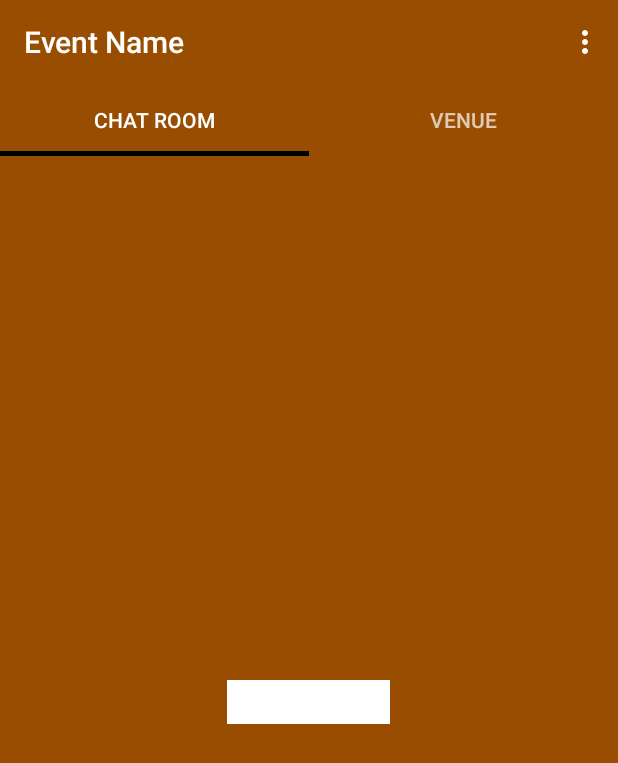
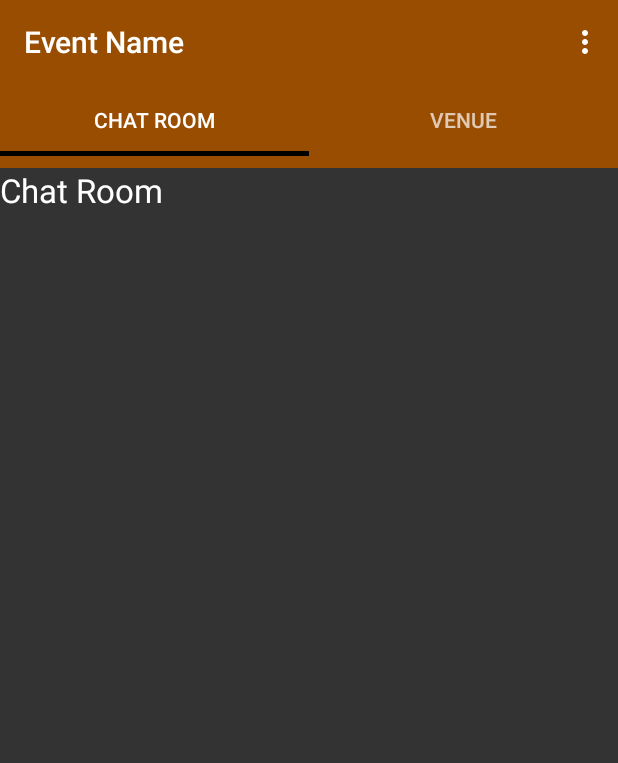
Before and after one commit to rahul-soshte/Cool, an Android app: the ChatTab1 screen opened directly, with no data from a screen before it, on a phone screen of 412 x 824 dp. Shown: the top 763 px of the screen. Run offline under Robolectric (Android 15) with nearby library versions, the phone set to English and light mode, and no system bars.

```diff
--- a/app/src/main/java/com/example/hunter/planstart/Events/EventActivityClass/ChatTab1.java
+++ b/app/src/main/java/com/example/hunter/planstart/Events/EventActivityClass/ChatTab1.java
@@ -22,4 +22,5 @@ public class ChatTab1 extends Fragment{
         return inflater.inflate(R.layout.chattab1, container, false);
     }
 
+
 }
--- a/app/src/main/java/com/example/hunter/planstart/Events/EventActivityClass/EventActivity.java
+++ b/app/src/main/java/com/example/hunter/planstart/Events/EventActivityClass/EventActivity.java
@@ -85,6 +85,7 @@ public class EventActivity extends AppCompatActivity implements TabLayout.OnTabS
     public void onTabSelected(TabLayout.Tab tab) {
         viewPager.setCurrentItem(tab.getPosition());
     }
+
     @Override
     public void onTabUnselected(TabLayout.Tab tab) {
 
--- a/app/src/main/java/com/example/hunter/planstart/Events/EventActivityClass/VenueTab2.java
+++ b/app/src/main/java/com/example/hunter/planstart/Events/EventActivityClass/VenueTab2.java
@@ -19,6 +19,6 @@ public class VenueTab2 extends Fragment{
 
         //Returning the layout file after inflating
         //Change R.layout.tab1 in you classes
-        return inflater.inflate(R.layout.chattab1, container, false);
+        return inflater.inflate(R.layout.venuetab2, container, false);
     }
 }
--- a/app/src/main/java/com/example/hunter/planstart/TabLayout/Tab1.java
+++ b/app/src/main/java/com/example/hunter/planstart/TabLayout/Tab1.java
@@ -245,7 +245,6 @@ try {
 
     }
 
-
     bufferedReader.close();
     inputStream.close();
     conn.disconnect();
--- a/app/src/main/res/layout/chattab1.xml
+++ b/app/src/main/res/layout/chattab1.xml
@@ -7,11 +7,12 @@
 
     <TextView
         android:id="@+id/textView"
-        android:layout_width="wrap_content"
-        android:layout_height="wrap_content"
+        android:layout_width="match_parent"
+        android:layout_height="match_parent"
         android:layout_centerInParent="true"
         android:text="Chat Room"
-        android:background="@color/white"
+        android:background="@color/oil"
         android:textAppearance="?android:attr/textAppearanceLarge"/>
 
+
 </RelativeLayout>
--- a/app/src/main/res/layout/venuetab2.xml
+++ b/app/src/main/res/layout/venuetab2.xml
@@ -4,14 +4,15 @@
     android:layout_width="match_parent"
     android:layout_height="match_parent"
     android:orientation="vertical"
-    android:background="@color/white">
+    >
 
     <TextView
         android:id="@+id/textView"
         android:layout_width="wrap_content"
         android:layout_height="wrap_content"
         android:layout_centerInParent="true"
-        android:text="Venue"
+        android:text="Plan Room"
+        android:background="@color/oil"
         android:textAppearance="?android:attr/textAppearanceLarge"/>
 
 </RelativeLayout>
```
Also changed, not shown: app/src/main/java/com/example/hunter/planstart/Events/CreateEventActivity.java (+33 -2 lines).
